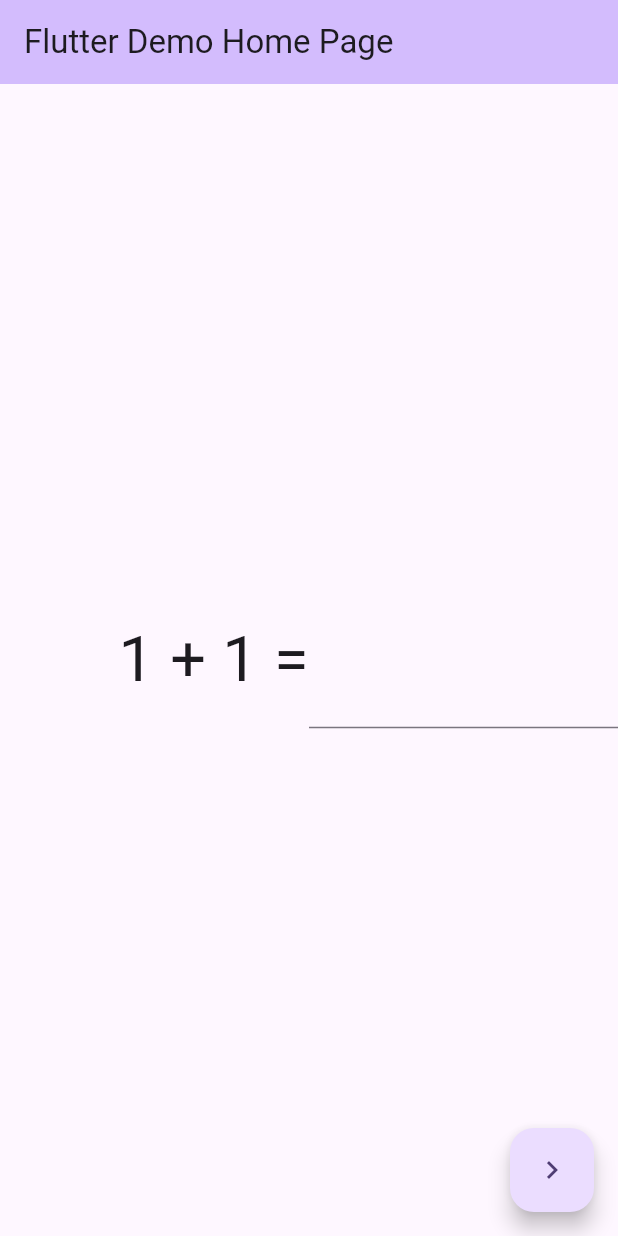
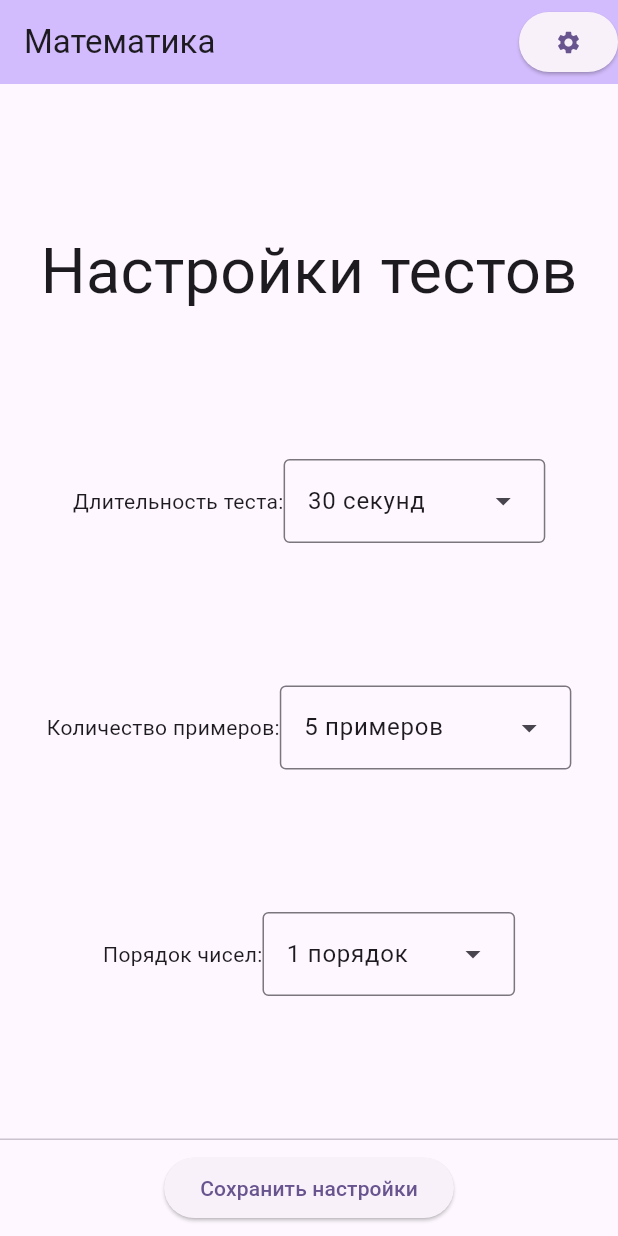
Before and after one commit to Voodstr/SchoolMathTest, a Flutter app: the screen it shows after launch, on a phone screen of 412 x 824 dp. Run offline on Flutter 3.47's test engine with Material 2 defaults, Android fonts, the light colour scheme and no system bars.

Commit message:
ver 0.1 added timer added settings added result page

```diff
--- /dev/null
+++ b/lib/data.dart
@@ -0,0 +1,7 @@
+class SettingsData {
+  int duration = 30;
+  int questions = 5;
+  int order = 1;
+  int successful = 0;
+  int inTime = 0;
+}
--- a/lib/main.dart
+++ b/lib/main.dart
@@ -1,6 +1,7 @@
-import 'dart:math';
-
 import 'package:flutter/material.dart';
+import 'package:mathtest/data.dart';
+import 'package:mathtest/mathtestwidget.dart';
+import 'package:mathtest/settingswidget.dart';
 
 void main() {
   runApp(const MyApp());
@@ -14,41 +15,18 @@ class MyApp extends StatelessWidget {
   Widget build(BuildContext context) {
     return MaterialApp(
       title: 'Flutter Demo',
+      debugShowCheckedModeBanner: false,
       theme: ThemeData(
-        // This is the theme of your application.
-        //
-        // TRY THIS: Try running your application with "flutter run". You'll see
-        // the application has a blue toolbar. Then, without quitting the app,
-        // try changing the seedColor in the colorScheme below to Colors.green
-        // and then invoke "hot reload" (save your changes or press the "hot
-        // reload" button in a Flutter-supported IDE, or press "r" if you used
-        // the command line to start the app).
-        //
-        // Notice that the counter didn't reset back to zero; the application
-        // state is not lost during the reload. To reset the state, use hot
-        // restart instead.
-        //
-        // This works for code too, not just values: Most code changes can be
-        // tested with just a hot reload.
         colorScheme: ColorScheme.fromSeed(seedColor: Colors.deepPurple),
         useMaterial3: true,
       ),
-      home: const MyHomePage(title: 'Flutter Demo Home Page'),
+      home: const MyHomePage(title: 'Математика'),
     );
   }
 }
 
 class MyHomePage extends StatefulWidget {
   const MyHomePage({super.key, required this.title});
-
-  // This widget is the home page of your application. It is stateful, meaning
-  // that it has a State object (defined below) that contains fields that affect
-  // how it looks.
-
-  // This class is the configuration for the state. It holds the values (in this
-  // case the title) provided by the parent (in this case the App widget) and
-  // used by the build method of the State. Fields in a Widget subclass are
-  // always marked "final".
 
   final String title;
 
@@ -57,56 +35,56 @@ class MyHomePage extends StatefulWidget {
 }
 
 class _MyHomePageState extends State<MyHomePage> {
-  int _counter = 0;
+  SettingsData settingsData = SettingsData();
   TextEditingController answerController = TextEditingController();
   int a = 1;
   int b = 1;
-
-  void _incrementCounter(BuildContext context) {
-    (a + b) == int.parse(answerController.text)
-        ? {}
-        : {
-            ScaffoldMessenger.of(context)
-                .showSnackBar(const SnackBar(content: Text("retry")))
-          };
-    setState(() {
-      a = Random().nextInt(9) + 1;
-      b = Random().nextInt(9) + 1;
-    });
-  }
+  bool setup = true;
+  Widget body = const Scaffold();
 
   @override
   Widget build(BuildContext context) {
+    setup
+        ? body = SettingsWidget(settingsdData: settingsData)
+        : body = MathTestWidget(
+            settingsData: settingsData,
+          );
+
     return Scaffold(
       appBar: AppBar(
         backgroundColor: Theme.of(context).colorScheme.inversePrimary,
         title: Text(widget.title),
+        actions: [
+          ElevatedButton(
+              onPressed: () => {_editSettings()},
+              child: const Icon(Icons.settings))
+        ],
       ),
-      body: Center(
-        child: Row(children: <Widget>[
-          Expanded(
-            child: Text(
-              expr(),
-              textScaleFactor: 3.0,
-              textAlign: TextAlign.end,
-            ),
-          ),
-          Expanded(
-              child: TextField(
-            controller: answerController,
-            style: const TextStyle(fontSize: 50,fontWeight: FontWeight.bold,color: Colors.indigo),
-            onEditingComplete: () =>
-                {_incrementCounter(context), answerController.clear()},
-          ))
-        ]),
-      ),
-      floatingActionButton: FloatingActionButton(
-        onPressed: () => _incrementCounter(context),
-        tooltip: 'Increment',
-        child: const Icon(Icons.navigate_next),
-      ), // This trailing comma makes auto-formatting nicer for build methods.
+      body: body,
+      persistentFooterButtons: [
+        Row(
+          mainAxisAlignment: MainAxisAlignment.center,
+          children: [
+            setup
+                ? ElevatedButton(
+                    onPressed: () => {_saveSettings()},
+                    child: const Text("Сохранить настройки"))
+                : const Text("")
+          ],
+        )
+      ], // This trailing comma makes auto-formatting nicer for build methods.
     );
   }
 
-  String expr() => "$a + $b =";
+  _editSettings() {
+    setState(() {
+      setup = true;
+    });
+  }
+
+  _saveSettings() {
+    setState(() {
+      setup = false;
+    });
+  }
 }
--- /dev/null
+++ b/lib/settingswidget.dart
@@ -0,0 +1,81 @@
+import 'package:flutter/material.dart';
+import 'package:mathtest/data.dart';
+
+class SettingsWidget extends StatelessWidget {
+  const SettingsWidget({super.key, required this.settingsdData});
+
+  final SettingsData settingsdData;
+
+  @override
+  Widget build(BuildContext context) {
+    final TextEditingController durationController =
+        TextEditingController(text: settingsdData.duration.toString());
+    final TextEditingController questionsController =
+        TextEditingController(text: settingsdData.questions.toString());
+    final TextEditingController orderController =
+        TextEditingController(text: settingsdData.order.toString());
+    return  Column(
+        mainAxisAlignment: MainAxisAlignment.spaceEvenly,
+        children: [
+           const Text("Настройки тестов",textScaleFactor: 3.0,),
+          Row(
+            mainAxisAlignment: MainAxisAlignment.center,
+            children: [
+              const Flexible(child: Text("Длительность теста:")),
+              Flexible(
+                  child: DropdownMenu<String>(
+                controller: durationController,
+                hintText: "в секундах",
+                initialSelection: "30",
+                onSelected: (value) =>
+                    {settingsdData.duration = int.parse(value ?? "30")},
+                dropdownMenuEntries: ["30", "90", "180", "300", "600"]
+                    .map<DropdownMenuEntry<String>>((String value) {
+                  return DropdownMenuEntry<String>(
+                      value: value, label: "$value секунд");
+                }).toList(),
+              ))
+            ],
+          ),
+          Row(
+            mainAxisAlignment: MainAxisAlignment.center,
+            children: [
+              const Flexible(child: Text("Количество примеров:")),
+              Flexible(
+                  child: DropdownMenu<String>(
+                controller: questionsController,
+                hintText: "количество",
+                initialSelection: "5",
+                onSelected: (value) =>
+                    {settingsdData.questions = int.parse(value ?? "5")},
+                dropdownMenuEntries: ["5", "10", "25", "50", "100"]
+                    .map<DropdownMenuEntry<String>>((String value) {
+                  return DropdownMenuEntry<String>(
+                      value: value, label: "$value примеров");
+                }).toList(),
+              ))
+            ],
+          ),
+          Row(
+            mainAxisAlignment: MainAxisAlignment.center,
+            children: [
+              const Flexible(child: Text("Порядок чисел:")),
+              Flexible(
+                  child: DropdownMenu<String>(
+                controller: orderController,
+                hintText: "количество",
+                initialSelection: "1",
+                onSelected: (value) =>
+                    {settingsdData.order = int.parse(value ?? "1")},
+                dropdownMenuEntries: ["1", "2", "3", "4", "5"]
+                    .map<DropdownMenuEntry<String>>((String value) {
+                  return DropdownMenuEntry<String>(
+                      value: value, label: "$value порядок");
+                }).toList(),
+              ))
+            ],
+          ),
+        ],
+    );
+  }
+}
```
Also changed, not shown: lib/mathtestwidget.dart (added, +209 -0 lines).
